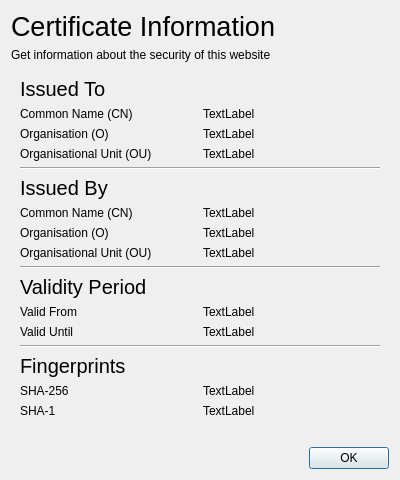
First picture: the form in certificateinfo.ui, repository vicr123/theweb-cef, before the edit.
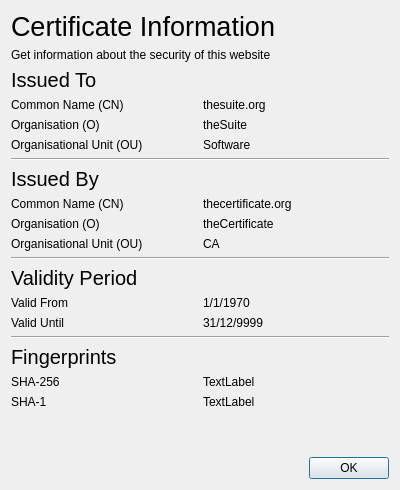
Second picture: the form after the edit. Icons and pictures are not drawn.

Diff of the .ui file:
```diff
--- a/certificateinfo.ui
+++ b/certificateinfo.ui
@@ -7,7 +7,7 @@
     <x>0</x>
     <y>0</y>
     <width>400</width>
-    <height>480</height>
+    <height>490</height>
    </rect>
   </property>
   <property name="windowTitle">
@@ -36,6 +36,18 @@
    <item>
     <widget class="QFrame" name="certInfoFrame">
      <layout class="QGridLayout" name="gridLayout">
+      <property name="leftMargin">
+       <number>0</number>
+      </property>
+      <property name="topMargin">
+       <number>0</number>
+      </property>
+      <property name="rightMargin">
+       <number>0</number>
+      </property>
+      <property name="bottomMargin">
+       <number>0</number>
+      </property>
       <item row="11" column="0">
        <widget class="QLabel" name="label_11">
         <property name="text">
@@ -140,14 +152,14 @@
       <item row="6" column="1">
        <widget class="QLabel" name="issuerCommonName">
         <property name="text">
-         <string>TextLabel</string>
+         <string>thecertificate.org</string>
         </property>
        </widget>
       </item>
       <item row="11" column="1">
        <widget class="QLabel" name="expiryStart">
         <property name="text">
-         <string>TextLabel</string>
+         <string>1/1/1970</string>
         </property>
        </widget>
       </item>
@@ -161,14 +173,14 @@
       <item row="7" column="1">
        <widget class="QLabel" name="issuerOrganisation">
         <property name="text">
-         <string>TextLabel</string>
+         <string>theCertificate</string>
         </property>
        </widget>
       </item>
       <item row="8" column="1">
        <widget class="QLabel" name="issuerOrganisationalUnit">
         <property name="text">
-         <string>TextLabel</string>
+         <string>CA</string>
         </property>
        </widget>
       </item>
@@ -187,28 +199,28 @@
       <item row="1" column="1">
        <widget class="QLabel" name="subjectCommonName">
         <property name="text">
-         <string>TextLabel</string>
+         <string>thesuite.org</string>
         </property>
        </widget>
       </item>
       <item row="2" column="1">
        <widget class="QLabel" name="subjectOrganisation">
         <property name="text">
-         <string>TextLabel</string>
+         <string>theSuite</string>
         </property>
        </widget>
       </item>
       <item row="3" column="1">
        <widget class="QLabel" name="subjectOrganisationalUnit">
         <property name="text">
-         <string>TextLabel</string>
+         <string>Software</string>
         </property>
        </widget>
       </item>
       <item row="12" column="1">
        <widget class="QLabel" name="expiryEnd">
         <property name="text">
-         <string>TextLabel</string>
+         <string>31/12/9999</string>
         </property>
        </widget>
       </item>
```
